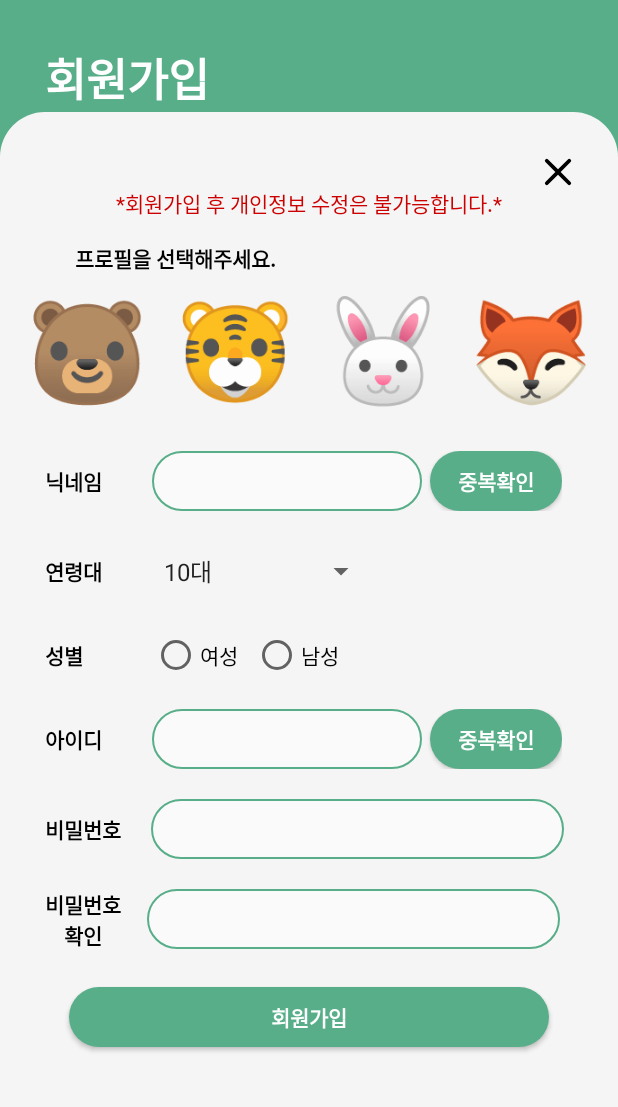
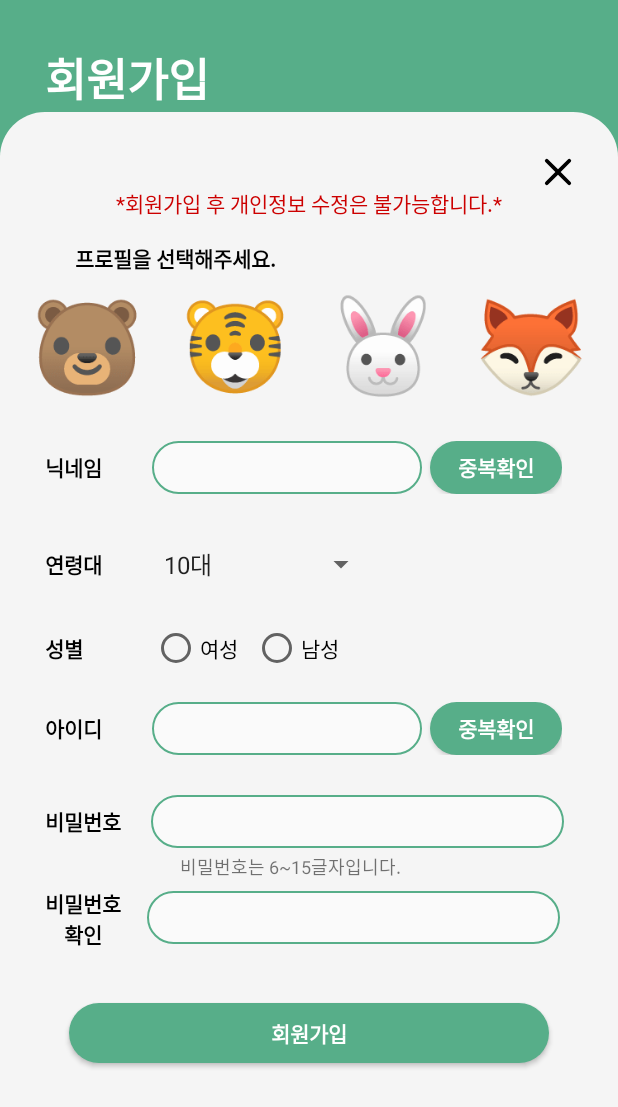
Before and after one commit to jaeeunchang/WithMT, an Android app: the screen it shows after launch (SignupView), after a tap on "회원가입", on a phone screen of 412 x 824 dp. Shown: the top 1107 px of the screen. Run offline under Robolectric (Android 15) with nearby library versions, the phone set to English and light mode, and no system bars; 1 other tap on this screen came first.

```diff
--- a/app/src/main/java/com/cookandroid/withmt/ApiClient.java
+++ b/app/src/main/java/com/cookandroid/withmt/ApiClient.java
@@ -13,4 +13,6 @@ public class ApiClient{
                 .build();
         return retrofit;
     }
+
+
 }
--- a/app/src/main/java/com/cookandroid/withmt/Login/LoginPresenter.java
+++ b/app/src/main/java/com/cookandroid/withmt/Login/LoginPresenter.java
@@ -1,4 +1,20 @@
 package com.cookandroid.withmt.Login;
 
 public class LoginPresenter {
+    LoginView loginView;
+    LoginModel loginModel;
+
+    public LoginPresenter(LoginView view){
+        this.loginView = view;
+        this.loginModel = new LoginModel();
+    }
+
+    public void isLogin(String id, String pw) {
+        if (loginModel.checkLogin(id, pw)){
+            loginView.goToMain();
+        }
+        else {
+            loginView.setEditBg();
+        }
+    }
 }
--- a/app/src/main/java/com/cookandroid/withmt/Login/LoginView.java
+++ b/app/src/main/java/com/cookandroid/withmt/Login/LoginView.java
@@ -2,9 +2,11 @@ package com.cookandroid.withmt.Login;
 
 import androidx.appcompat.app.AppCompatActivity;
 
+import android.app.Activity;
 import android.content.Intent;
 import android.os.Bundle;
 import android.view.View;
+import android.view.inputmethod.InputMethodManager;
 import android.widget.EditText;
 
 import com.cookandroid.withmt.MainPage.MainPageView;
@@ -12,15 +14,26 @@ import com.cookandroid.withmt.R;
 import com.cookandroid.withmt.SignUp.SignupView;
 
 public class LoginView extends AppCompatActivity {
+    LoginPresenter loginPresenter;
     EditText edId, edPW;
+    InputMethodManager imm;
 
     @Override
     protected void onCreate(Bundle savedInstanceState) {
         super.onCreate(savedInstanceState);
         setContentView(R.layout.login);
 
+        loginPresenter = new LoginPresenter(this);
+
         edId = (EditText) findViewById(R.id.editId);
         edPW = (EditText) findViewById(R.id.editPW);
+
+        imm = (InputMethodManager)getSystemService(INPUT_METHOD_SERVICE);
+    }
+
+    public void linearOnclick(View v){
+        imm.hideSoftInputFromWindow(edId.getWindowToken(),0);
+        imm.hideSoftInputFromWindow(edPW.getWindowToken(), 0);
     }
 
     public void onClick(View v){
@@ -34,9 +47,20 @@ public class LoginView extends AppCompatActivity {
 
             //로그인 클릭 시
             case R.id.btnLogin:
-                intent = new Intent(getApplicationContext(), MainPageView.class);
-                startActivity(intent);
+                loginPresenter.isLogin(edId.getText().toString(), edPW.getText().toString());
                 break;
         }
     };
+
+    //메인으로 이동
+    public void goToMain(){
+        Intent intent = new Intent(getApplicationContext(), MainPageView.class);
+        startActivity(intent);
+        finish();
+    }
+    //로그인 실패 시 editText 배경 빨간색으로 변경
+    public void setEditBg(){
+        edId.setBackgroundResource(R.drawable.et_error);
+        edPW.setBackgroundResource(R.drawable.et_error);
+    }
 }
--- a/app/src/main/java/com/cookandroid/withmt/SignUp/SignupView.java
+++ b/app/src/main/java/com/cookandroid/withmt/SignUp/SignupView.java
@@ -4,8 +4,10 @@ import androidx.appcompat.app.AppCompatActivity;
 
 import android.content.Intent;
 import android.os.Bundle;
+import android.util.Log;
 import android.view.Gravity;
 import android.view.View;
+import android.view.inputmethod.InputMethodManager;
 import android.widget.ArrayAdapter;
 import android.widget.Button;
 import android.widget.EditText;
@@ -13,23 +15,33 @@ import android.widget.ImageButton;
 import android.widget.RadioButton;
 import android.widget.RadioGroup;
 import android.widget.Spinner;
+import android.widget.TextView;
 import android.widget.Toast;
 
+import com.cookandroid.withmt.ApiClient;
+import com.cookandroid.withmt.Login.LoginResponse;
 import com.cookandroid.withmt.PreferenceCheck.PreferenceResearchView;
 import com.cookandroid.withmt.R;
 import com.cookandroid.withmt.Writing.WritingView;
 
+import retrofit2.Call;
+import retrofit2.Callback;
+import retrofit2.Response;
+
 public class SignupView extends AppCompatActivity {
-
+    InputMethodManager imm;
+    EditText editName, editId, editPW, confirmPW;
     @Override
     protected void onCreate(Bundle savedInstanceState) {
         super.onCreate(savedInstanceState);
         setContentView(R.layout.signup);
 
-        EditText editName = (EditText) findViewById(R.id.newName);
-        EditText editId = (EditText) findViewById(R.id.newId);
-        EditText editPW = (EditText) findViewById(R.id.newPW);
-        EditText confirmPW = (EditText) findViewById(R.id.confirmPW);
+        imm = (InputMethodManager)getSystemService(INPUT_METHOD_SERVICE);
+
+        editName = (EditText) findViewById(R.id.newName);
+        editId = (EditText) findViewById(R.id.newId);
+        editPW = (EditText) findViewById(R.id.newPW);
+        confirmPW = (EditText) findViewById(R.id.confirmPW);
 
         Button btnNew = (Button) findViewById(R.id.btnNew);
         ImageButton btnX = (ImageButton) findViewById(R.id.btnClose);
@@ -72,6 +84,37 @@ public class SignupView extends AppCompatActivity {
             }
         });
 
+        //아이디 중복 확인
+        Button btnCheckname = (Button)findViewById(R.id.btnCheckname);
+        TextView alertname = (TextView)findViewById(R.id.alertnickname);
+        btnCheckname.setOnClickListener(new View.OnClickListener() {
+            @Override
+            public void onClick(View v) {
+                ApiClient.getApiService().getNickname(editName.getText().toString())
+                        .enqueue(new Callback<String>() {
+                            @Override
+                            public void onResponse(Call<String> call, Response<String> response) {
+                                if (response.isSuccessful()) {
+                                    alertname.setVisibility(View.VISIBLE);
+                                }
+                            }
+
+                            @Override
+                            public void onFailure(Call<String> call, Throwable t) {
+                                alertname.setText("이미 사용중인 닉네임입니다.");
+                                alertname.setVisibility(View.VISIBLE);
+                            }
+                        });
+            }
+        });
 
     }
+    //배경 클릭 시 키보드 숨김
+    public void linearOnclick(View v){
+        imm.hideSoftInputFromWindow(editId.getWindowToken(),0);
+        imm.hideSoftInputFromWindow(editPW.getWindowToken(), 0);
+        imm.hideSoftInputFromWindow(editName.getWindowToken(),0);
+        imm.hideSoftInputFromWindow(confirmPW.getWindowToken(), 0);
+    }
+
 }
--- /dev/null
+++ b/app/src/main/res/drawable/et_error.xml
@@ -0,0 +1,12 @@
+<?xml version="1.0" encoding="utf-8"?>
+<shape xmlns:android="http://schemas.android.com/apk/res/android" android:shape="rectangle">
+    <stroke
+        android:width="1dp"
+        android:color="#E91E63"/>
+    <corners
+        android:radius="50dp"/>
+    <solid
+        android:color="#80ffffff"/>
+    <padding
+        android:left="30dp"/>
+</shape>
--- a/app/src/main/res/layout/signup.xml
+++ b/app/src/main/res/layout/signup.xml
@@ -6,7 +6,8 @@
     android:layout_height="match_parent"
     android:orientation="vertical"
     android:background="#57AE89"
-    tools:context=".SignUp.SignupView">
+    tools:context=".SignUp.SignupView"
+    android:onClick="linearOnclick">
 
     <LinearLayout
         android:layout_weight="1"
@@ -65,7 +66,7 @@
                 android:layout_width="wrap_content"
                 android:layout_height="wrap_content"
                 android:background="@android:color/transparent"
-                android:textSize="65dp"
+                android:textSize="60dp"
                 android:text="🐻"/>
             <Button
                 android:id="@+id/profile_T"
@@ -73,7 +74,7 @@
                 android:layout_width="wrap_content"
                 android:layout_height="wrap_content"
                 android:background="@android:color/transparent"
-                android:textSize="65sp"
+                android:textSize="60dp"
                 android:text="🐯"/>
             <Button
                 android:id="@+id/profile_R"
@@ -81,7 +82,7 @@
                 android:layout_width="wrap_content"
                 android:layout_height="wrap_content"
                 android:background="@android:color/transparent"
-                android:textSize="65dp"
+                android:textSize="60dp"
                 android:text="🐰"/>
             <Button
                 android:id="@+id/profile_F"
@@ -89,12 +90,13 @@
                 android:layout_width="wrap_content"
                 android:layout_height="wrap_content"
                 android:background="@android:color/transparent"
-                android:textSize="65dp"
+                android:textSize="60dp"
                 android:text="🦊"/>
         </LinearLayout>
         <LinearLayout
             android:gravity="center_vertical"
-            android:layout_marginVertical="20dp"
+            android:layout_marginTop="20dp"
+            android:layout_marginBottom="3dp"
             android:layout_marginHorizontal="30dp"
             android:layout_width="wrap_content"
             android:layout_height="wrap_content"
@@ -105,22 +107,32 @@
                 android:layout_marginRight="33dp"
                 android:textColor="@color/black"
                 android:textStyle="bold"
-                android:textSize="14dp"
                 android:text="닉네임" />
             <EditText
                 android:id="@+id/newName"
                 android:layout_width="180dp"
-                android:layout_height="40dp"
+                android:layout_height="35dp"
                 android:layout_marginRight="5dp"
-                android:background="@drawable/et_st"/>
+                android:inputType="text"
+                android:background="@drawable/et_st" />
             <Button
+                android:id="@+id/btnCheckname"
                 android:layout_width="wrap_content"
-                android:layout_height="40dp"
+                android:layout_height="35dp"
                 android:background="@drawable/btn_st"
                 android:textColor="@color/white"
                 android:textStyle="bold"
                 android:text="중복확인"/>
         </LinearLayout>
+        <TextView
+            android:id="@+id/alertnickname"
+            android:layout_width="wrap_content"
+            android:layout_height="wrap_content"
+            android:layout_marginLeft="120dp"
+            android:layout_marginBottom="5dp"
+            android:textSize="12dp"
+            android:text="사용 가능한 아이디입니다."
+            android:visibility="invisible"/>
         <LinearLayout
             android:gravity="center_vertical"
             android:layout_marginBottom="20dp"
@@ -134,7 +146,6 @@
                 android:layout_marginRight="33dp"
                 android:textColor="@color/black"
                 android:textStyle="bold"
-                android:textSize="14dp"
                 android:text="연령대"/>
             <Spinner
                 android:id="@+id/spinAge"
@@ -156,7 +167,6 @@
                 android:layout_marginRight="46dp"
                 android:textColor="@color/black"
                 android:textStyle="bold"
-                android:textSize="14dp"
                 android:text="성별"/>
             <RadioGroup
                 android:id="@+id/radioGroup"
@@ -178,7 +188,7 @@
         </LinearLayout>
         <LinearLayout
             android:gravity="center_vertical"
-            android:layout_marginBottom="20dp"
+            android:layout_marginBottom="3dp"
             android:layout_marginHorizontal="30dp"
             android:layout_width="wrap_content"
             android:layout_height="wrap_content"
@@ -189,25 +199,35 @@
                 android:layout_marginRight="33dp"
                 android:textColor="@color/black"
                 android:textStyle="bold"
-                android:textSize="14dp"
                 android:text="아이디"/>
             <EditText
                 android:id="@+id/newId"
                 android:layout_width="180dp"
-                android:layout_height="40dp"
+                android:layout_height="35dp"
                 android:layout_marginRight="5dp"
-                android:background="@drawable/et_st"/>
+                android:background="@drawable/et_st"
+                android:inputType="text" />
             <Button
+                android:id="@+id/btnCheckId"
                 android:layout_width="wrap_content"
-                android:layout_height="40dp"
+                android:layout_height="35dp"
                 android:background="@drawable/btn_st"
                 android:textColor="@color/white"
                 android:textStyle="bold"
                 android:text="중복확인" />
         </LinearLayout>
+        <TextView
+            android:id="@+id/alertId"
+            android:layout_width="wrap_content"
+            android:layout_height="wrap_content"
+            android:layout_marginLeft="120dp"
+            android:layout_marginBottom="5dp"
+            android:textSize="12dp"
+            android:text="사용 가능한 아이디입니다."
+            android:visibility="invisible"/>
         <LinearLayout
             android:gravity="center_vertical"
-            android:layout_marginBottom="20dp"
+            android:layout_marginBottom="3dp"
             android:layout_marginHorizontal="30dp"
             android:layout_width="wrap_content"
             android:layout_height="wrap_content"
@@ -218,17 +238,25 @@
                 android:layout_marginRight="20dp"
                 android:textColor="@color/black"
                 android:textStyle="bold"
-                android:textSize="14dp"
                 android:text="비밀번호"/>
             <EditText
                 android:id="@+id/newPW"
                 android:layout_width="275dp"
-                android:layout_height="40dp"
-                android:background="@drawable/et_st"/>
+                android:layout_height="35dp"
+                android:background="@drawable/et_st"
+                android:inputType="textPassword"
+                android:maxLength="15"/>
         </LinearLayout>
+        <TextView
+            android:layout_width="wrap_content"
+            android:layout_height="wrap_content"
+            android:layout_marginLeft="120dp"
+            android:layout_marginBottom="5dp"
+            android:textSize="12dp"
+            android:text="비밀번호는 6~15글자입니다." />
         <LinearLayout
             android:gravity="center_vertical"
-            android:layout_marginBottom="25dp"
+            android:layout_marginBottom="3dp"
             android:layout_marginHorizontal="30dp"
             android:layout_width="wrap_content"
             android:layout_height="wrap_content"
@@ -245,9 +273,20 @@
             <EditText
                 android:id="@+id/confirmPW"
                 android:layout_width="275dp"
-                android:layout_height="40dp"
-                android:background="@drawable/et_st"/>
+                android:layout_height="35dp"
+                android:background="@drawable/et_st"
+                android:inputType="textPassword"
+                android:maxLength="15"/>
         </LinearLayout>
+        <TextView
+            android:id="@+id/alertpw"
+            android:layout_width="wrap_content"
+            android:layout_height="wrap_content"
+            android:layout_marginLeft="120dp"
+            android:layout_marginBottom="15dp"
+            android:textSize="12dp"
+            android:text="사용 가능한 아이디입니다."
+            android:visibility="invisible"/>
         <Button
             android:id="@+id/btnNew"
             android:layout_gravity="center"
```
Also changed, not shown: app/src/main/java/com/cookandroid/withmt/ApiInterface.java (+15 -0 lines), app/src/main/java/com/cookandroid/withmt/Login/LoginModel.java (+40 -0 lines), app/src/main/java/com/cookandroid/withmt/Login/LoginResponse.java (+21 -0 lines), app/src/main/java/com/cookandroid/withmt/SignUp/SignUpRequest.java (added, +66 -0 lines), app/src/main/java/com/cookandroid/withmt/SignUp/SignUpResponse.java (added, +7 -0 lines), app/src/main/res/layout/login.xml (+7 -3 lines).
